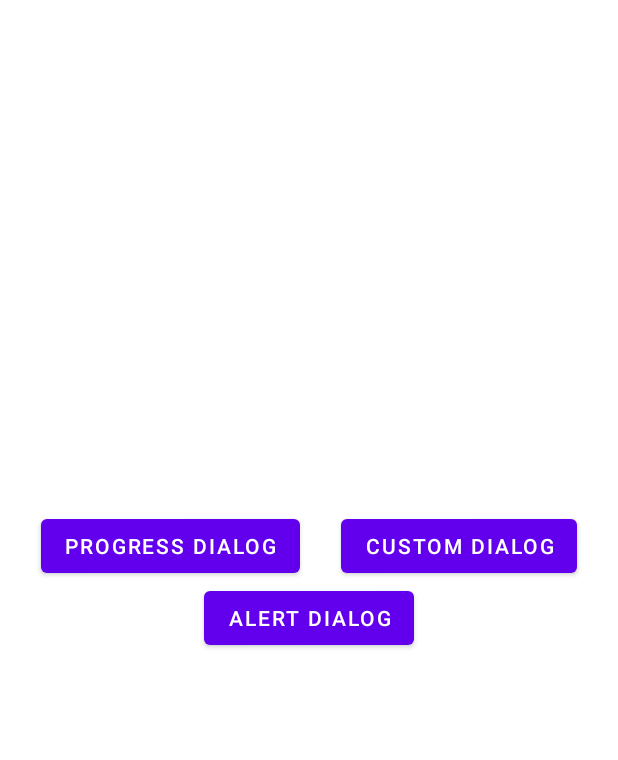
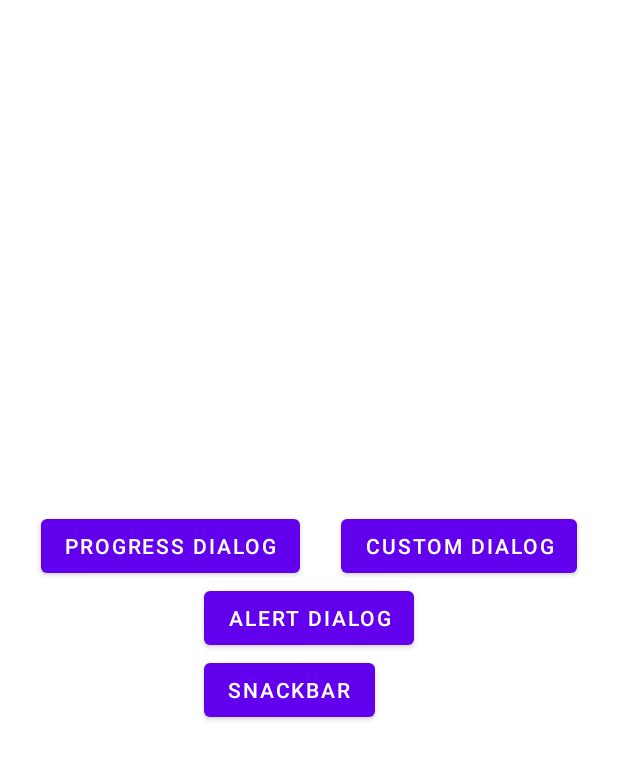
Before and after one commit to siddhantpatel01/AndroidConcept_TP_5a, an Android app: the layout activity_dialogs.xml on its own in the app's theme, with its tools: preview values and no code run, on a phone screen of 412 x 824 dp. Shown: the top 760 px of the screen. Run offline under Robolectric (Android 15) with nearby library versions, the phone set to English and light mode, and no system bars.

Commit message:
Custom snackbar

```diff
--- a/app/src/main/res/layout/activity_dialogs.xml
+++ b/app/src/main/res/layout/activity_dialogs.xml
@@ -41,4 +41,13 @@
         app:layout_constraintHorizontal_bias="0.5"
         app:layout_constraintStart_toEndOf="@+id/btn_progress_dialog" />
 
+    <Button
+        android:id="@+id/btn_snackbar"
+        android:layout_width="wrap_content"
+        android:layout_height="wrap_content"
+        android:text="Snackbar"
+        app:layout_constraintTop_toBottomOf="@+id/btn_alert_dialog"
+        app:layout_constraintStart_toStartOf="@+id/btn_alert_dialog"
+        />
+
 </androidx.constraintlayout.widget.ConstraintLayout>
--- a/app/src/main/res/values/colors.xml
+++ b/app/src/main/res/values/colors.xml
@@ -7,4 +7,5 @@
     <color name="teal_700">#FF018786</color>
     <color name="black">#FF000000</color>
     <color name="white">#FFFFFFFF</color>
+    <color name="error_color_code">#CB0E31</color>
 </resources>
```
Also changed, not shown: app/src/main/AndroidManifest.xml (+12 -8 lines), app/src/main/java/com/example/androidconcept_tp_5/activity/BaseActivity.kt (added, +34 -0 lines), app/src/main/java/com/example/androidconcept_tp_5/activity/DialogsActivity.kt (+41 -1 lines), app/src/main/java/com/example/androidconcept_tp_5/util/Utility.kt (added, +28 -0 lines), app/src/main/res/layout/activity_base.xml (added, +9 -0 lines).
